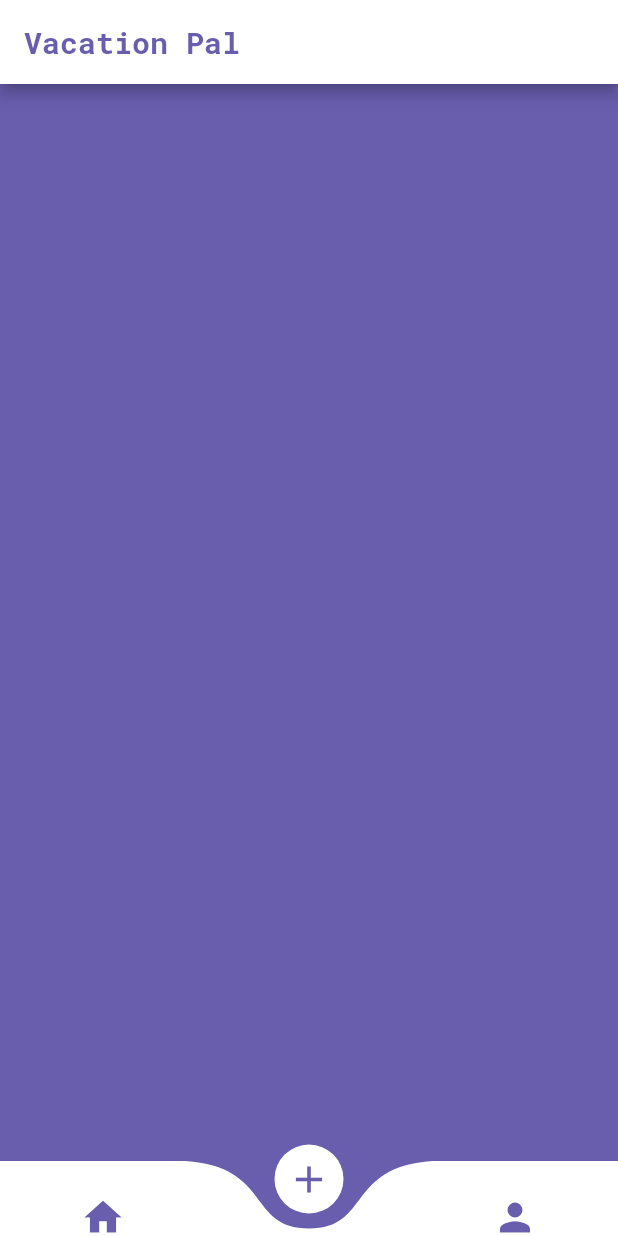
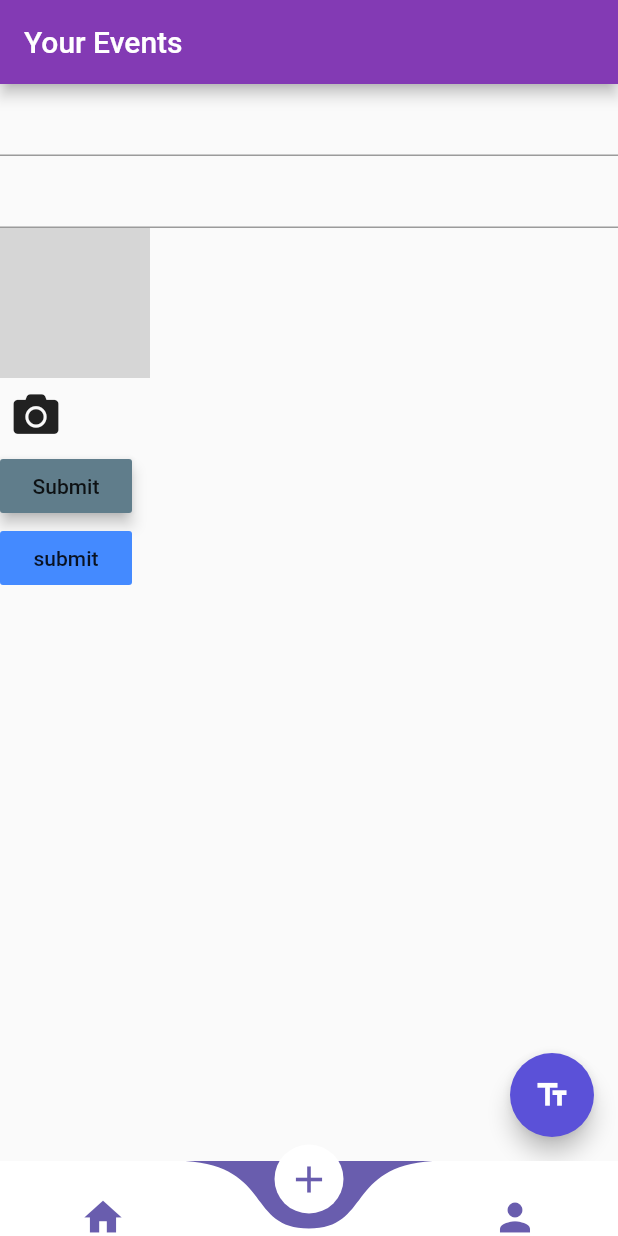
Before and after one commit to Adithya-adi-Menon/vacaypal, a Flutter app: the MainApp screen opened directly, swiped to page 2, on a phone screen of 412 x 824 dp. Run offline on Flutter 3.47's test engine with Material 2 defaults, Android fonts, the phone set to English and light mode, and no system bars; drawn by our look-alikes of curved_navigation_bar; our stand-ins replace bot_toast, cloud_firestore, firebase_auth, firebase_core, firebase_storage, font_awesome_flutter and 7 more; accounts and stored records are empty; network calls fail; grey boxes are pictures that could not be loaded.

Commit message:
db manipulations

```diff
--- a/lib/main.dart
+++ b/lib/main.dart
@@ -14,8 +14,9 @@ import 'package:bot_toast/bot_toast.dart';
 
 
 
-void main() {
+void main() async {
   WidgetsFlutterBinding.ensureInitialized();
+  await Firebase.initializeApp();
   runApp(App());
 }
 
--- a/lib/routes.dart
+++ b/lib/routes.dart
@@ -1,4 +1,6 @@
 import 'dart:ui';
+import 'package:vacationpal/screens/forms.dart';
+
 import 'screens/Home.dart';
 import 'main.dart';
 import 'package:curved_navigation_bar/curved_navigation_bar.dart';
@@ -9,6 +11,6 @@ import 'screens/PageReveal/page_main.dart';
 
 final Map<Widget, Widget> pages = {
   Icon(Icons.home, size: 30, color: Color(0xFF695DAE),): new CardDemo(),
-  Icon(Icons.add, size: 30,color: Color(0xFF695DAE)): Home(),
+  Icon(Icons.add, size: 30,color: Color(0xFF695DAE)): Forms(),
   Icon(Icons.person, size: 30,color: Color(0xFF695DAE)): Home(),
 };
--- /dev/null
+++ b/lib/screens/forms.dart
@@ -0,0 +1,133 @@
+import 'package:cloud_firestore/cloud_firestore.dart';
+import 'package:flutter/material.dart';
+import 'dart:io';
+import 'package:font_awesome_flutter/font_awesome_flutter.dart';
+import 'package:vacationpal/helper/constants.dart';
+import 'package:image_picker/image_picker.dart';
+import 'package:firebase_storage/firebase_storage.dart';
+import 'package:path/path.dart';
+
+class Forms extends StatefulWidget {
+  @override
+  _FormsState createState() => _FormsState();
+}
+
+class _FormsState extends State<Forms> {
+
+  File _image;
+
+
+  TextEditingController myController = new TextEditingController();
+  TextEditingController myController1 = new  TextEditingController();
+  @override
+  void dispose(){
+    myController.dispose();
+    super.dispose();
+  }
+
+  @override
+  Widget build(BuildContext context) {
+
+    Future getImage() async{
+      var image = await ImagePicker.pickImage(source: ImageSource.gallery);
+
+
+      setState(() {
+        _image= image;
+        print('Image Path $_image');
+      });
+    };
+
+    Future uploadPic(BuildContext context) async{
+      String fileName=basename(_image.path);
+      StorageReference firebaseStorageRef = FirebaseStorage.instance.ref().child(fileName);
+      StorageUploadTask uploadTask = firebaseStorageRef.putFile(_image);
+      StorageTaskSnapshot taskSnapshot = await uploadTask.onComplete;
+      setState(() {
+        print("Pic uploaded");
+        Scaffold.of(context).showSnackBar(SnackBar(content: Text('Profile picture Uploaded')));
+      });
+    }
+
+    return Scaffold(
+      appBar: AppBar(
+        title: Text('Your Events'),
+      ),
+      body: Form(
+
+        child: Column(
+          crossAxisAlignment:
+          CrossAxisAlignment.start,
+          children: <Widget>[
+            TextFormField(
+              controller: myController,
+            ),
+            TextFormField(
+              controller: myController1,
+            ),
+            ClipOval(
+              child:SizedBox(
+                width: 100.0,
+                height: 100.0,
+                child: (_image!=null)?Image.file(_image,fit:BoxFit.fill)
+                    :Image.network(
+                  "https://images.unsplash.com/photo-1593642532842-98d0fd5ebc1a?ixlib=rb-1.2.1&ixid=MXwxMjA3fDB8MHxwaG90by1wYWdlfHx",fit: BoxFit.fill,
+                )
+              )
+            ),
+            IconButton(
+              icon: Icon(
+                FontAwesomeIcons.camera,
+                size: 30.0,
+              ),
+              onPressed: (){
+                getImage();
+              },
+            ),
+            RaisedButton(
+              color: Colors.blueGrey,
+              onPressed: (){
+                  uploadPic(context);
+              },
+              elevation: 4.0,
+              splashColor: Colors.blueGrey,
+              child: Text(
+                'Submit',
+
+              ),
+            ),
+            FlatButton(
+              onPressed: (){
+                Map<String,dynamic> data = {"field1":myController.text,"field2":myController1.text};
+                Firestore.instance.collection("placed").add(data);
+              },
+              child: Text("submit"),
+              color: Colors.blueAccent,
+            )
+          ],
+        ),
+      ),
+        floatingActionButton: FloatingActionButton(
+        onPressed: (){
+          return showDialog(context: context, builder: (context){
+            return AlertDialog(
+              content: Column(
+                children: [
+                  Text(myController.text),
+                  Text(myController1.text)
+
+                ],
+              )
+
+            );
+          },
+          );
+        },
+          tooltip: 'show me the value ',
+          child: Icon(Icons.text_fields),
+    ),
+
+
+    );
+  }
+}
--- a/pubspec.yaml
+++ b/pubspec.yaml
@@ -38,7 +38,8 @@ dependencies:
   curved_navigation_bar: ^0.3.7
   carousel_slider: ^1.3.0
   pretty_qr_code: ^1.0.1
-
+  image_picker: ^0.6.7
+  firebase_storage: ^4.0.1
 
 
   # The following adds the Cupertino Icons font to your application.
```
Also changed, not shown: lib/cards.dart (deleted, +0 -23 lines), pubspec.lock, 1 other file.
